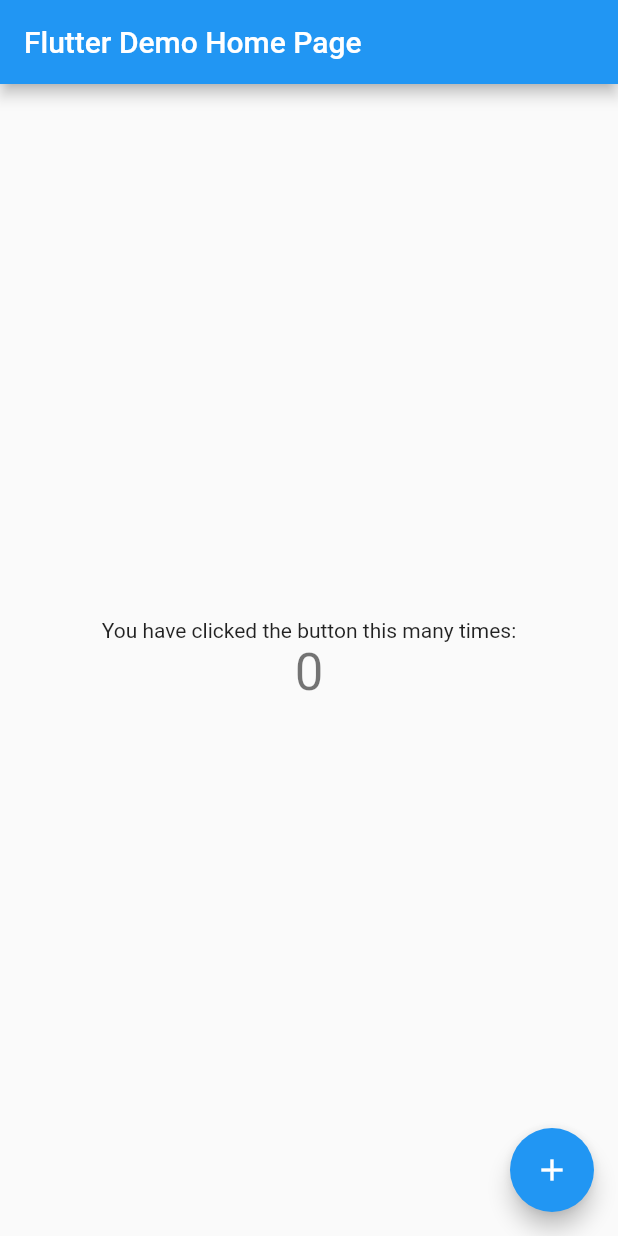
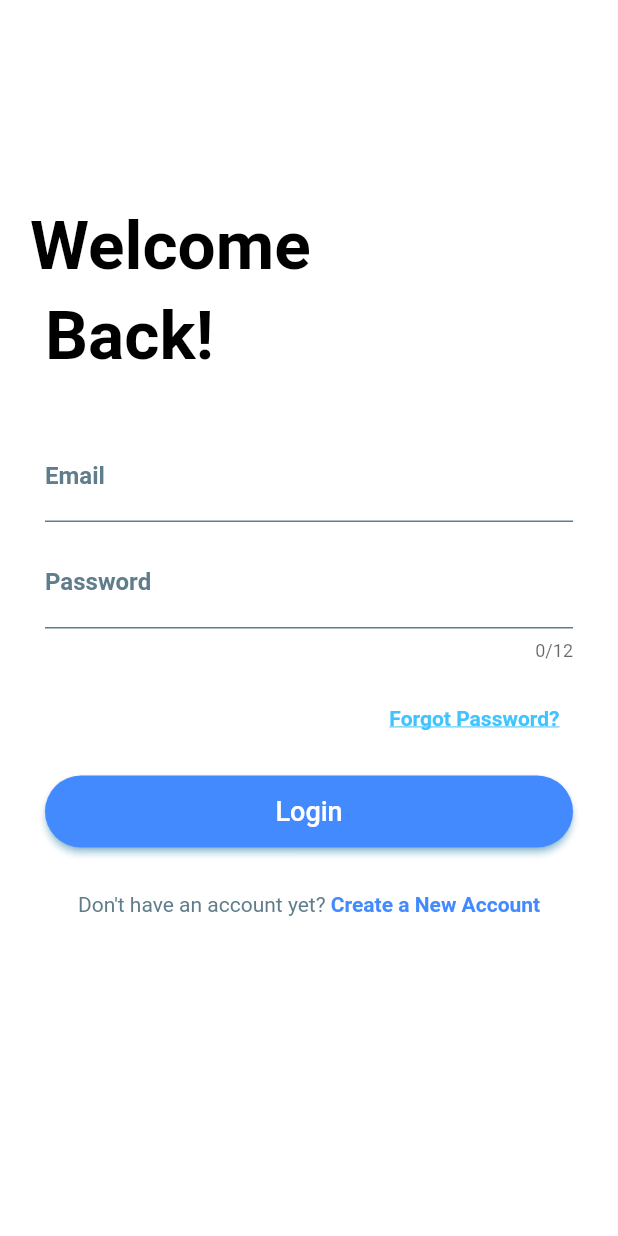
Before and after one commit to alfitra20/flutter-onboarding, a Flutter app: the screen it shows after launch, on a phone screen of 412 x 824 dp. Run offline on Flutter 3.47's test engine with Material 2 defaults, Android fonts, the phone set to English and light mode, and no system bars; Roboto replaces fonts that are missing (San Francisco).

Commit message:
Add input validation

```diff
--- /dev/null
+++ b/lib/assets/strings/strings.dart
@@ -0,0 +1,32 @@
+class Strings {
+  static String appTitle = 'Flutter Onboarding';
+
+  //Onboarding Page
+  static String onboardingSplashTitle1 = 'welcome to influenzanet';
+  static String onboardingCaption1 = 'Welcome to Influenzanet';
+  static String onboardingCaption2 = 'Caption 2';
+  static String onboardingCaption3 = 'Caption 3';
+  static String onboardingDescription1 = 'Participate in influenza-like-illnesses (ILI) research';
+  static String onboardingDescription2 = 'This is the second picture description';
+  static String onboardingDescription3 = 'This is the third picture description';
+  static String loginButtonText = 'Login';
+  static String signupButtonText = 'Create a New Account';
+
+  //Login & Signup Page
+  static String loginTitle1 = 'Welcome';
+  static String loginTitle2 = 'Back!';
+  static String signupTitle1 = "You're Only";
+  static String signupTitle2 = 'One Step Away!';
+  static String emailFieldLabel = 'Email';
+  static String passwordFieldLabel = 'Password';
+  static String confirmPasswordFieldLabel = 'Confirm Password';
+  static String forgotPasswordButtonText = 'Forgot Password?';
+  static String signupQuestion = "Don't have an account yet? ";
+  static String invalidEmailAddressText = "Please insert a valid email address";
+
+  static RegExp emailRegExp = new RegExp(r"^[a-zA-Z0-9.!#$%&'*+/=?^_`{|}~-]+@[a-zA-Z0-9](?:[a-zA-Z0-9-]{0,253}[a-zA-Z0-9])?(?:\.[a-zA-Z0-9](?:[a-zA-Z0-9-]{0,253}[a-zA-Z0-9])?)*$");
+
+
+
+
+}
--- a/lib/main.dart
+++ b/lib/main.dart
@@ -1,4 +1,8 @@
 import 'package:flutter/material.dart';
+import 'package:flutter_onboarding_with_scopedmodel/assets/strings/strings.dart';
+import 'package:flutter_onboarding_with_scopedmodel/screens/home/homepage.dart';
+import 'package:flutter_onboarding_with_scopedmodel/screens/login/login.dart';
+import 'package:flutter_onboarding_with_scopedmodel/screens/signup/signup.dart';
 
 void main() => runApp(MyApp());
 
@@ -7,7 +11,7 @@ class MyApp extends StatelessWidget {
   @override
   Widget build(BuildContext context) {
     return MaterialApp(
-      title: 'Flutter Demo',
+      title: Strings.appTitle,
       theme: ThemeData(
         // This is the theme of your application.
         //
@@ -19,93 +23,24 @@ class MyApp extends StatelessWidget {
         // Notice that the counter didn't reset back to zero; the application
         // is not restarted.
         primarySwatch: Colors.blue,
+
+        // Default font family.
+        fontFamily: 'San Francisco',
+
+        //Default Font Style
+        textTheme: TextTheme(
+          display2: TextStyle(fontSize: 45.0, fontWeight: FontWeight.bold, color: Colors.black),
+          button: TextStyle(fontSize: 18.0, color: Colors.white)
+        ),
       ),
-      home: MyHomePage(title: 'Flutter Demo Home Page'),
+      home: Login(),
+
+      routes: <String, WidgetBuilder> {
+      '/login': (BuildContext context) => Login(),
+      '/signup': (BuildContext context) => Signup(),
+      '/home': (BuildContext context) => HomePage(),
+      },
+
     );
   }
 }
-
-class MyHomePage extends StatefulWidget {
-  MyHomePage({Key key, this.title}) : super(key: key);
-
-  // This widget is the home page of your application. It is stateful, meaning
-  // that it has a State object (defined below) that contains fields that affect
-  // how it looks.
-
-  // This class is the configuration for the state. It holds the values (in this
-  // case the title) provided by the parent (in this case the App widget) and
-  // used by the build method of the State. Fields in a Widget subclass are
-  // always marked "final".
-
-  final String title;
-
-  @override
-  _MyHomePageState createState() => _MyHomePageState();
-}
-
-class _MyHomePageState extends State<MyHomePage> {
-  int _counter = 0;
-
-  void _incrementCounter() {
-    setState(() {
-      // This call to setState tells the Flutter framework that something has
-      // changed in this State, which causes it to rerun the build method below
-      // so that the display can reflect the updated values. If we changed
-      // _counter without calling setState(), then the build method would not be
-      // called again, and so nothing would appear to happen.
-      _counter++;
-    });
-  }
-
-  @override
-  Widget build(BuildContext context) {
-    // This method is rerun every time setState is called, for instance as done
-    // by the _incrementCounter method above.
-    //
-    // The Flutter framework has been optimized to make rerunning build methods
-    // fast, so that you can just rebuild anything that needs updating rather
-    // than having to individually change instances of widgets.
-    return Scaffold(
-      appBar: AppBar(
-        // Here we take the value from the MyHomePage object that was created by
-        // the App.build method, and use it to set our appbar title.
-        title: Text(widget.title),
-      ),
-      body: Center(
-        // Center is a layout widget. It takes a single child and positions it
-        // in the middle of the parent.
-        child: Column(
-          // Column is also layout widget. It takes a list of children and
-          // arranges them vertically. By default, it sizes itself to fit its
-          // children horizontally, and tries to be as tall as its parent.
-          //
-          // Invoke "debug painting" (press "p" in the console, choose the
-          // "Toggle Debug Paint" action from the Flutter Inspector in Android
-          // Studio, or the "Toggle Debug Paint" command in Visual Studio Code)
-          // to see the wireframe for each widget.
-          //
-          // Column has various properties to control how it sizes itself and
-          // how it positions its children. Here we use mainAxisAlignment to
-          // center the children vertically; the main axis here is the vertical
-          // axis because Columns are vertical (the cross axis would be
-          // horizontal).
-          mainAxisAlignment: MainAxisAlignment.center,
-          children: <Widget>[
-            Text(
-              'You have clicked the button this many times:',
-            ),
-            Text(
-              '$_counter',
-              style: Theme.of(context).textTheme.display1,
-            ),
-          ],
-        ),
-      ),
-      floatingActionButton: FloatingActionButton(
-        onPressed: _incrementCounter,
-        tooltip: 'Increment',
-        child: Icon(Icons.add),
-      ), // This trailing comma makes auto-formatting nicer for build methods.
-    );
-  }
-}
```
Also changed, not shown: lib/screens/home/homepage.dart (added, +13 -0 lines), lib/screens/login/login.dart (added, +195 -0 lines), lib/screens/signup/signup.dart (added, +183 -0 lines).
